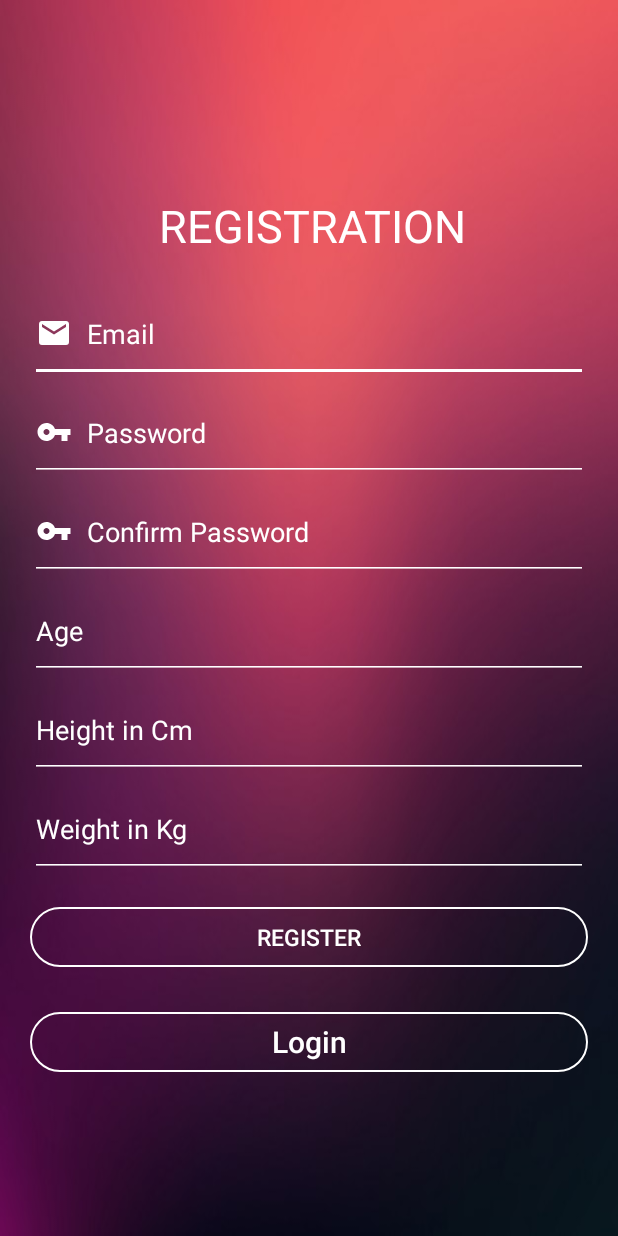
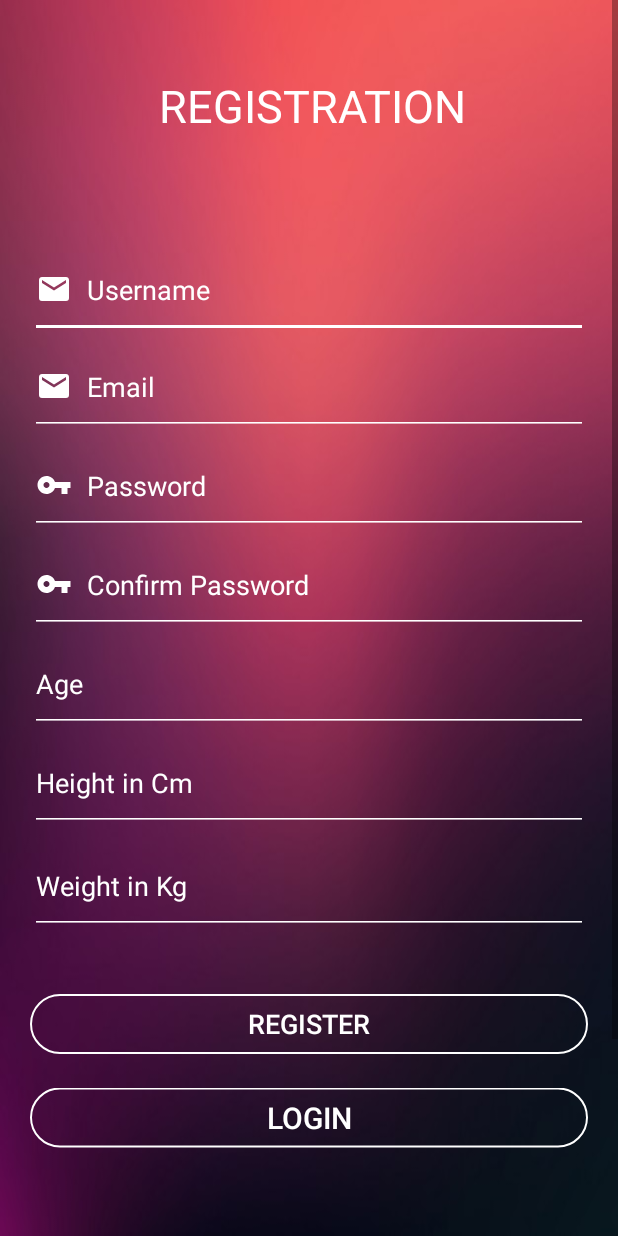
Before and after one commit to scar77-git/ATHLEAN, an Android app: the registration screen opened directly, with no data from a screen before it, on a phone screen of 412 x 824 dp. Run offline under Robolectric (Android 15) with nearby library versions, the light colour scheme and no system bars.

Commit message:
added username to registration

```diff
--- a/app/src/main/res/layout/reg.xml
+++ b/app/src/main/res/layout/reg.xml
@@ -6,6 +6,15 @@
     android:layout_height="match_parent"
     android:background="@drawable/backreg1"
     tools:context=".MainActivity">
+
+<ScrollView
+    android:layout_width="match_parent"
+    android:layout_height="match_parent">
+
+        <LinearLayout
+            android:layout_width="match_parent"
+            android:layout_height="wrap_content"
+            android:orientation="vertical" >
 
         <TextView
 
@@ -17,7 +26,26 @@
             android:gravity="center_horizontal"
             android:text="REGISTRATION"
             android:textColor="@color/white"
-        android:textSize="30dp" />
+            android:textSize="30dp"
+            android:translationY="-80dp" />
+
+            <EditText
+
+                android:id="@+id/username"
+                android:layout_width="match_parent"
+                android:layout_height="wrap_content"
+                android:layout_marginLeft="20dp"
+                android:layout_marginTop="0dp"
+                android:layout_marginRight="20dp"
+                android:backgroundTint="@android:color/white"
+                android:drawableLeft="@drawable/email"
+                android:drawablePadding="10dp"
+                android:hint="Username"
+                android:inputType="textPersonName"
+                android:paddingBottom="20dp"
+                android:textColor="@color/white"
+                android:textColorHint="@color/white"
+                android:translationY="0dp" />
 
             <EditText
 
@@ -34,7 +62,8 @@
                 android:inputType="textEmailAddress"
                 android:paddingBottom="20dp"
                 android:textColor="@color/white"
-        android:textColorHint="@color/white">
+                android:textColorHint="@color/white"
+                android:translationY="-190dp">
 
 
             </EditText>
@@ -56,7 +85,8 @@
                 android:inputType="text"
                 android:paddingBottom="20dp"
                 android:textColor="@color/white"
-        android:textColorHint="@color/white" />
+                android:textColorHint="@color/white"
+                android:translationY="-190dp" />
 
             <EditText
 
@@ -74,7 +104,8 @@
                 android:inputType="text"
                 android:paddingBottom="20dp"
                 android:textColor="@color/white"
-        android:textColorHint="@color/white" />
+                android:textColorHint="@color/white"
+                android:translationY="-190dp" />
 
             <EditText
 
@@ -91,7 +122,8 @@
                 android:inputType="numberDecimal"
                 android:paddingBottom="20dp"
                 android:textColor="@color/white"
-        android:textColorHint="@color/white" />
+                android:textColorHint="@color/white"
+                android:translationY="-190dp" />
 
             <EditText
 
@@ -108,7 +140,8 @@
                 android:inputType="numberDecimal"
                 android:paddingBottom="20dp"
                 android:textColor="@color/white"
-        android:textColorHint="@color/white" />
+                android:textColorHint="@color/white"
+                android:translationY="-190dp" />
 
             <EditText
 
@@ -117,7 +150,7 @@
                 android:layout_height="wrap_content"
                 android:layout_below="@+id/ht"
                 android:layout_marginLeft="20dp"
-        android:layout_marginTop="11dp"
+                android:layout_marginTop="14dp"
                 android:layout_marginRight="20dp"
                 android:backgroundTint="@android:color/white"
                 android:drawablePadding="10dp"
@@ -125,7 +158,8 @@
                 android:inputType="number"
                 android:paddingBottom="20dp"
                 android:textColor="@color/white"
-        android:textColorHint="@color/white" />
+                android:textColorHint="@color/white"
+                android:translationY="-190dp" />
 
             <Button
                 android:id="@+id/forgot_password"
@@ -133,13 +167,14 @@
                 android:layout_height="40dp"
                 android:layout_below="@+id/wt"
                 android:layout_marginLeft="20dp"
-        android:layout_marginTop="20dp"
+                android:layout_marginTop="50dp"
                 android:layout_marginEnd="20dp"
                 android:layout_marginRight="20dp"
                 android:background="@drawable/ellipse"
                 android:text="Register"
                 android:textColor="@color/white"
-        android:textSize="15dp" />
+                android:textSize="18sp"
+                android:translationY="-200dp" />
 
             <Button
 
@@ -148,14 +183,18 @@
                 android:layout_height="40dp"
                 android:layout_below="@+id/forgot_password"
                 android:layout_marginLeft="20dp"
-        android:layout_marginTop="30dp"
+                android:layout_marginTop="37dp"
                 android:layout_marginRight="20dp"
                 android:background="@drawable/ellipse"
                 android:enabled="true"
                 android:text="Login"
-        android:textAllCaps="false"
+                android:textAllCaps="true"
                 android:textColor="#FFFFFF"
-        android:textSize="20dp" />
+                android:textSize="20dp"
+                android:translationY="-215dp" />
+        </LinearLayout>
+    </ScrollView>
+
 
 
 </RelativeLayout>
```
Lines whose indentation alone changed are shown as unchanged.
